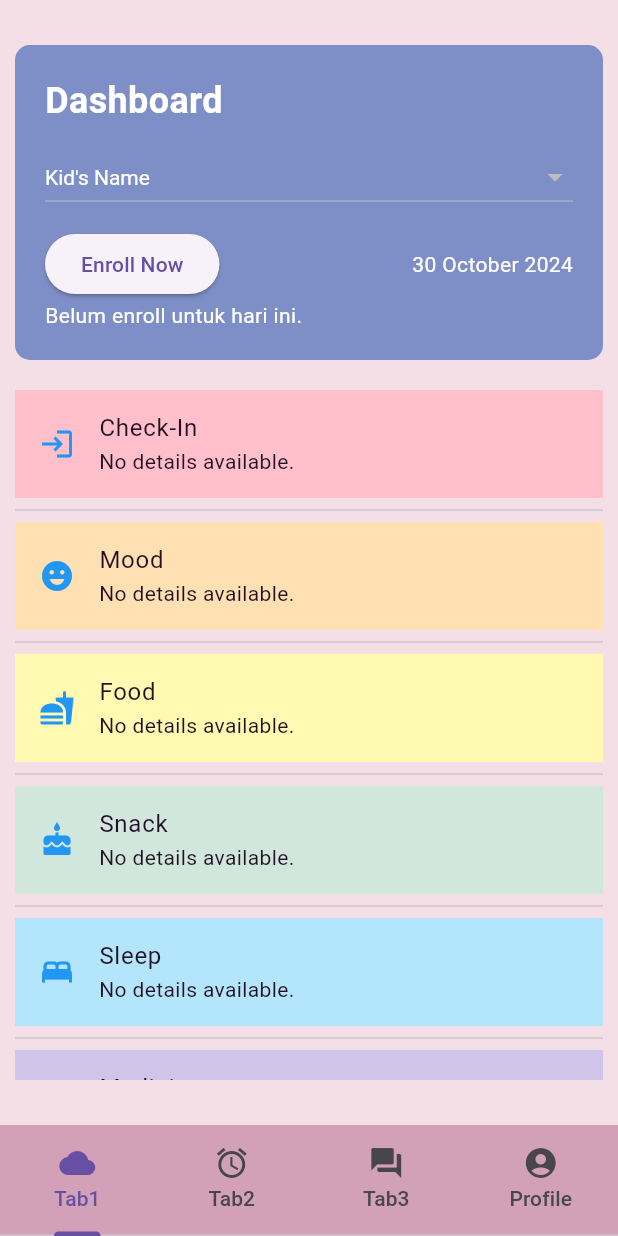
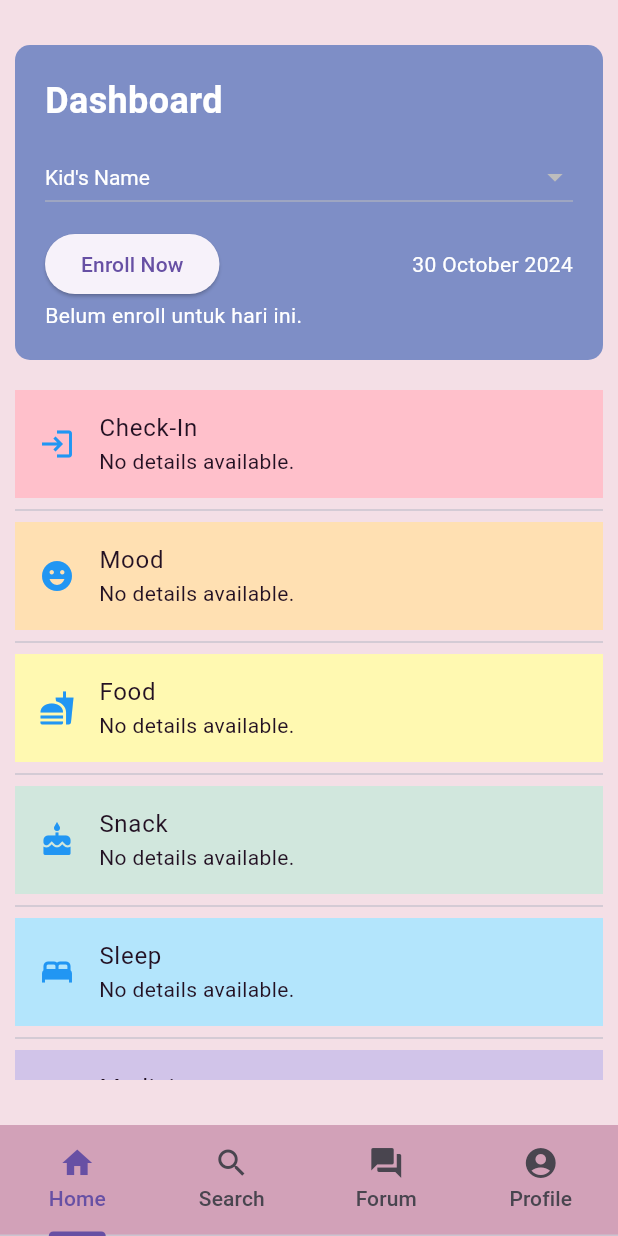
Before and after one commit to Bel-UCO/NURTURE_NEST, a Flutter app: the BottomTab screen opened directly, on a phone screen of 412 x 824 dp. Run offline on Flutter 3.47's test engine with Material 3 defaults, Android fonts, the phone set to English and light mode, and no system bars; our stand-ins replace email_validator, video_player; accounts and stored records are empty; network calls fail.

Commit message:
main bar

```diff
--- a/lib/main_bar.dart
+++ b/lib/main_bar.dart
@@ -23,9 +23,9 @@ class _BottomTabState extends State<BottomTab>
   ];
 
   static const _kTabs = <Tab>[
-    Tab(icon: Icon(Icons.cloud), text: 'Tab1'),
-    Tab(icon: Icon(Icons.alarm), text: 'Tab2'),
-    Tab(icon: Icon(Icons.forum), text: 'Tab3'),
+    Tab(icon: Icon(Icons.home), text: 'Home'),
+    Tab(icon: Icon(Icons.search), text: 'Search'),
+    Tab(icon: Icon(Icons.forum), text: 'Forum'),
     Tab(
         icon: Icon(Icons.account_circle_sharp),
         text: 'Profile'), // Tab untuk profile
```
